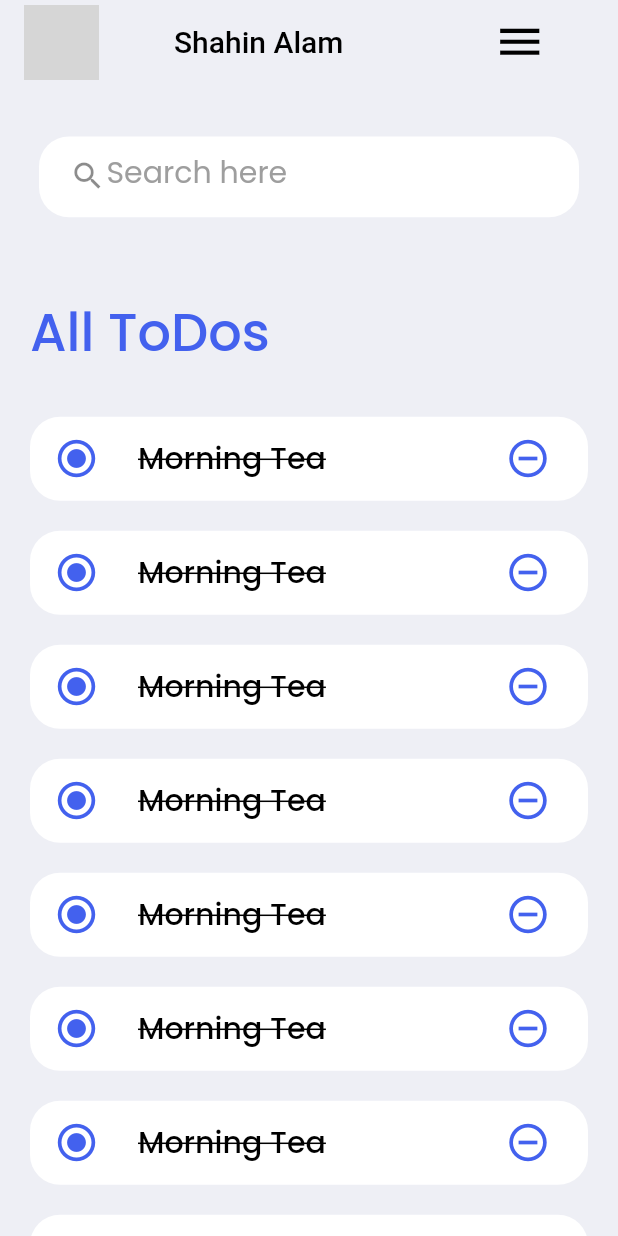
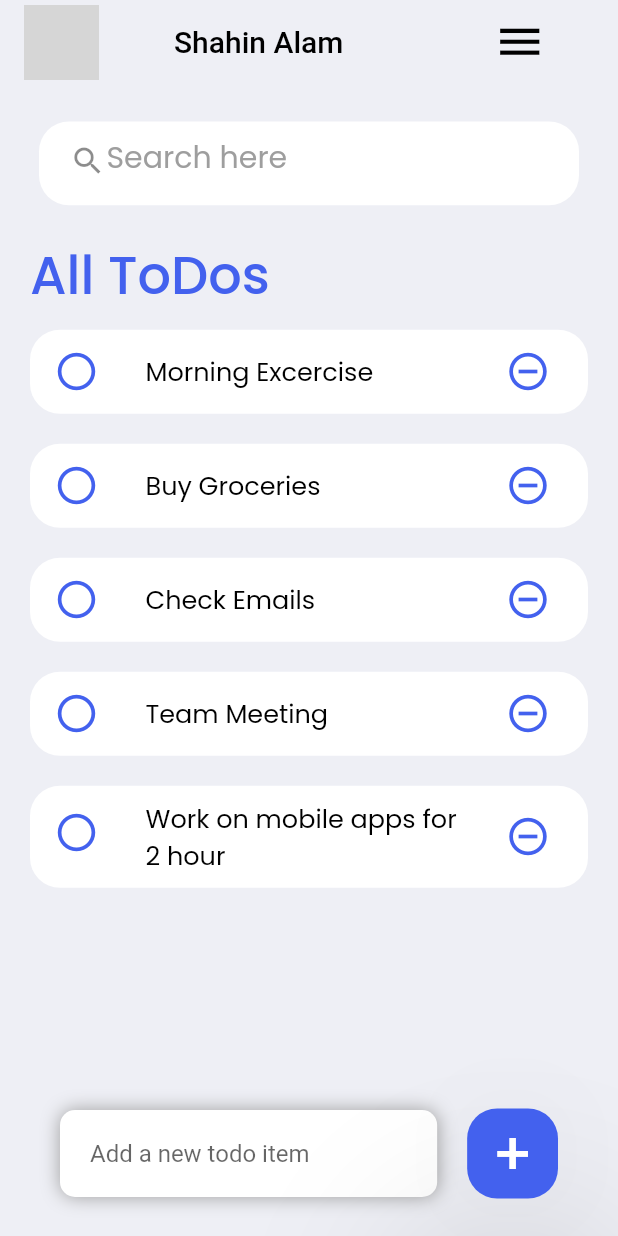
Before and after one commit to shahinalam02/Todo-App-Flutter, a Flutter app: the screen it shows after launch, on a phone screen of 412 x 824 dp. Run offline on Flutter 3.47's test engine with Material 2 defaults, Android fonts, the phone set to English and light mode, and no system bars; our stand-ins replace google_fonts; network calls fail; grey boxes are pictures that could not be loaded.

```diff
--- /dev/null
+++ b/lib/model/todo.dart
@@ -0,0 +1,21 @@
+class ToDo {
+  String? id;
+  String? todoText;
+  bool isDone;
+
+  ToDo({
+    required this.id,
+    required this.todoText,
+    this.isDone = false,
+  });
+
+  static List<ToDo> todoList() {
+    return [
+      ToDo(id: '01', todoText: 'Morning Excercise'),
+      ToDo(id: '02', todoText: 'Buy Groceries'),
+      ToDo(id: '03', todoText: 'Check Emails'),
+      ToDo(id: '04', todoText: 'Team Meeting'),
+      ToDo(id: '05', todoText: 'Work on mobile apps for 2 hour'),
+    ];
+  }
+}
--- a/lib/pages/home_page.dart
+++ b/lib/pages/home_page.dart
@@ -1,20 +1,25 @@
-import 'dart:ui';
-
 import 'package:flutter/material.dart';
 import 'package:google_fonts/google_fonts.dart';
 import 'package:todo_app/widgets/search_box.dart';
 
+import '../model/todo.dart';
 import '../widgets/todo_item.dart';
 
-class HomePage extends StatelessWidget {
-  const HomePage({
-    Key? key,
-  }) : super(key: key);
+class HomePage extends StatefulWidget {
+  HomePage({Key? key}) : super(key: key);
+
+  @override
+  State<HomePage> createState() => _HomePageState();
+}
+
+class _HomePageState extends State<HomePage> {
+  final todosList = ToDo.todoList();
+  final _todoController = TextEditingController();
 
   @override
   Widget build(BuildContext context) {
     return Scaffold(
-      backgroundColor: Color(0xFFEEEFF5),
+      backgroundColor: const Color(0xFFEEEFF5),
       appBar: AppBar(
         backgroundColor: Colors.transparent,
         foregroundColor: Colors.black,
@@ -33,20 +38,22 @@ class HomePage extends StatelessWidget {
         ),
       ),
       body: Container(
-        padding: EdgeInsets.symmetric(horizontal: 20, vertical: 15),
-        child: Column(
+        padding: const EdgeInsets.symmetric(horizontal: 20, vertical: 5),
+        child: Stack(
           children: [
-            Expanded(flex: 1, child: Container(child: SearchBox())),
+            Column(
+              children: [
+                Expanded(flex: 1, child: const SearchBox()),
                 Expanded(
                   flex: 9,
                   child: ListView(
                     children: [
                       Container(
-                    margin: EdgeInsets.only(top: 50, bottom: 20),
+                        margin: const EdgeInsets.only(top: 20),
                         child: Text(
                           "All ToDos",
                           style: GoogleFonts.poppins(
-                        textStyle: TextStyle(
+                            textStyle: const TextStyle(
                               fontWeight: FontWeight.w500,
                               fontSize: 35,
                               color: Color(0xFF4361ee),
@@ -54,14 +61,74 @@ class HomePage extends StatelessWidget {
                           ),
                         ),
                       ),
-                  TodoItem(),
-                  TodoItem(),
-                  TodoItem(),
-                  TodoItem(),
-                  TodoItem(),
-                  TodoItem(),
-                  TodoItem(),
-                  TodoItem(),
+                      for (ToDo todoo in todosList)
+                        Container(
+                          child: TodoItem(
+                            todo: todoo,
+                            onToDoChanged: _handleToDoChange,
+                            onDeleteItem: _deleteToDoItem,
+                          ),
+                        ),
+                    ],
+                  ),
+                ),
+              ],
+            ),
+            Align(
+              alignment: Alignment.bottomCenter,
+              child: Row(
+                children: [
+                  Expanded(
+                    child: Container(
+                      margin: const EdgeInsets.only(
+                        bottom: 20,
+                        right: 20,
+                        left: 20,
+                      ),
+                      padding: const EdgeInsets.symmetric(
+                          horizontal: 20, vertical: 5),
+                      decoration: BoxDecoration(
+                        color: Colors.white,
+                        boxShadow: const [
+                          BoxShadow(
+                            color: Colors.grey,
+                            offset: Offset(0.0, 0.0),
+                            blurRadius: 10.0,
+                            spreadRadius: 0.0,
+                          ),
+                        ],
+                        borderRadius: BorderRadius.circular(10.0),
+                      ),
+                      child: TextField(
+                        controller: _todoController,
+                        decoration: const InputDecoration(
+                            hintText: "Add a new todo item",
+                            border: InputBorder.none),
+                      ),
+                    ),
+                  ),
+                  Container(
+                    margin: EdgeInsets.only(
+                      bottom: 20,
+                      right: 20,
+                    ),
+                    child: ElevatedButton(
+                      child: Text("+",
+                          style: GoogleFonts.poppins(
+                              textStyle: const TextStyle(
+                                  fontWeight: FontWeight.w500, fontSize: 40))),
+                      onPressed: () {
+                        _addToDoItem(_todoController.text);
+                      },
+                      style: ElevatedButton.styleFrom(
+                        shape: RoundedRectangleBorder(
+                            borderRadius: BorderRadius.circular(20)),
+                        primary: const Color(0xFF4361ee),
+                        minimumSize: Size(60, 60),
+                        elevation: 60,
+                      ),
+                    ),
+                  )
                 ],
               ),
             ),
@@ -70,4 +137,25 @@ class HomePage extends StatelessWidget {
       ),
     );
   }
+
+  void _handleToDoChange(ToDo todo) {
+    setState(() {
+      todo.isDone = !todo.isDone;
+    });
   }
+
+  void _deleteToDoItem(String id) {
+    setState(() {
+      todosList.removeWhere((item) => item.id == id);
+    });
+  }
+
+  void _addToDoItem(String toDo) {
+    setState(() {
+      todosList.add(ToDo(
+          id: DateTime.now().microsecondsSinceEpoch.toString(),
+          todoText: toDo));
+    });
+    _todoController.clear();
+  }
+}
--- a/lib/widgets/search_box.dart
+++ b/lib/widgets/search_box.dart
@@ -9,7 +9,7 @@ class SearchBox extends StatelessWidget {
   @override
   Widget build(BuildContext context) {
     return Container(
-      padding: EdgeInsets.symmetric(horizontal: 20.0),
+      padding: const EdgeInsets.symmetric(horizontal: 20.0),
       margin: const EdgeInsets.only(top: 20.0),
       height: 50,
       width: 360,
--- a/lib/widgets/todo_item.dart
+++ b/lib/widgets/todo_item.dart
@@ -1,35 +1,54 @@
 import 'package:flutter/material.dart';
-import 'package:flutter/src/widgets/container.dart';
-import 'package:flutter/src/widgets/framework.dart';
 import 'package:google_fonts/google_fonts.dart';
 
+import '../model/todo.dart';
+
 class TodoItem extends StatelessWidget {
-  const TodoItem({super.key});
+  final ToDo todo;
+  final onToDoChanged;
+  final onDeleteItem;
+  const TodoItem(
+      {super.key,
+      required this.todo,
+      required this.onToDoChanged,
+      required this.onDeleteItem});
 
   @override
   Widget build(BuildContext context) {
     return Container(
-      margin: EdgeInsets.symmetric(vertical: 10),
+      margin: const EdgeInsets.symmetric(vertical: 10),
       child: ListTile(
-        onTap: () {},
+        onTap: () {
+          onToDoChanged(todo);
+        },
         shape: RoundedRectangleBorder(borderRadius: BorderRadius.circular(20)),
         tileColor: Colors.white,
-        leading: Icon(Icons.radio_button_checked,
-            color: Color(0xFF4361ee), size: 30),
-        title: Text("Morning Tea",
+        leading: todo.isDone
+            ? const Icon(Icons.radio_button_checked,
+                color: Color(0xFF4361ee), size: 30)
+            : const Icon(Icons.radio_button_unchecked,
+                color: Color(0xFF4361ee), size: 30),
+        title: Padding(
+          padding: const EdgeInsets.symmetric(horizontal: 5.0, vertical: 5),
+          child: Text(
+            todo.todoText!,
             style: GoogleFonts.poppins(
               textStyle: TextStyle(
-                  fontWeight: FontWeight.w500,
-                  fontSize: 20,
-                  color: Colors.black,
-                  decoration: TextDecoration.lineThrough),
-            )),
+                fontSize: 17,
+                color: Colors.black,
+                decoration: todo.isDone ? TextDecoration.lineThrough : null,
+              ),
+            ),
+          ),
+        ),
         trailing: IconButton(
-          onPressed: () {},
-          icon: Icon(
+          onPressed: () {
+            onDeleteItem(todo.id);
+          },
+          icon: const Icon(
             Icons.do_not_disturb_on_outlined,
           ),
-          color: Color(0xFF4361ee),
+          color: const Color(0xFF4361ee),
           iconSize: 30,
         ),
       ),
```
Lines whose indentation alone changed are shown as unchanged.
